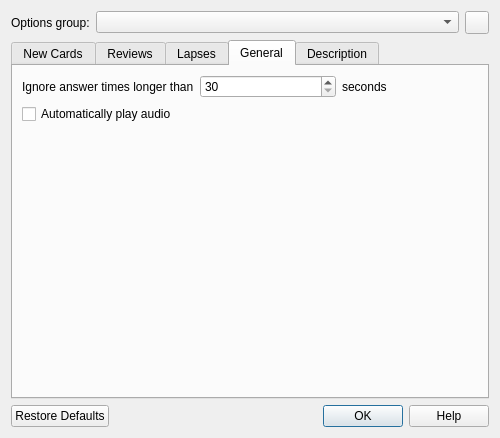
Old version of the form designer/dconf.ui in the repository ankitects/anki.
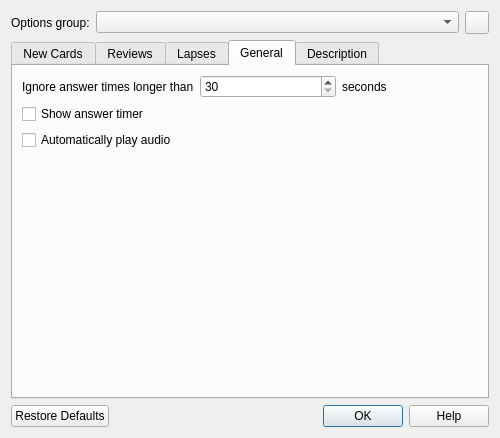
New version of the form. The open tabs and pages were chosen to show the change. Icons and pictures are not drawn.

Commit message: add timer flag, limit timer to maxTaken

```diff
--- a/designer/dconf.ui
+++ b/designer/dconf.ui
@@ -554,6 +554,13 @@
          </item>
         </layout>
        </item>
+       <item>
+        <widget class="QCheckBox" name="showTimer">
+         <property name="text">
+          <string>Show answer timer</string>
+         </property>
+        </widget>
+       </item>
        <item>
         <widget class="QCheckBox" name="autoplaySounds">
          <property name="text">
```
Left out of the diff: 2 changed lines with no effect on the pictures. The commit also changes 2 other files.
